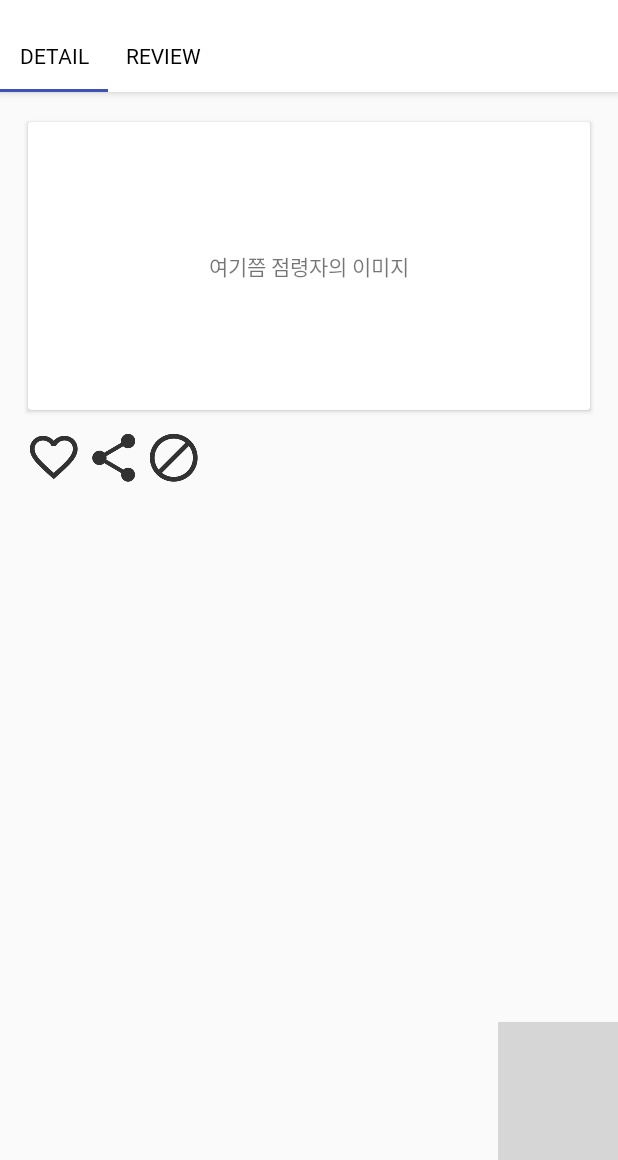
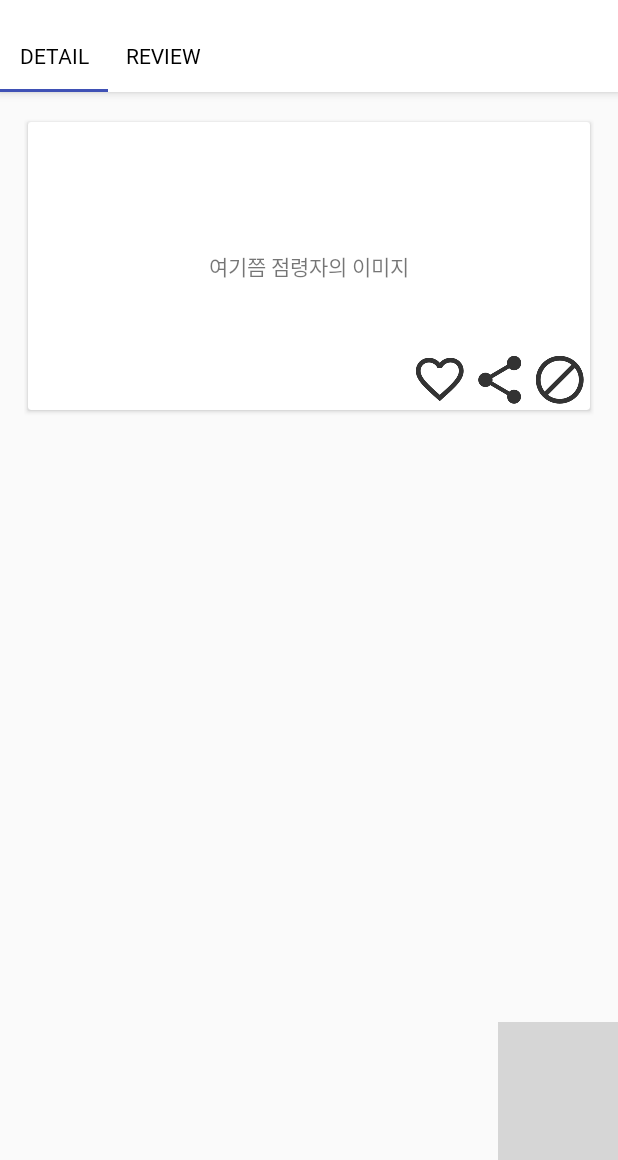
Before and after one commit to duswnd25/hearseoul, an Android app: the Main screen opened directly, with no data from a screen before it, on a phone screen of 412 x 824 dp, the part 76-1236 px from its top. Run offline under Robolectric (Android 15) with nearby library versions, the phone set to English and light mode, and no system bars; 1 statement that could not run was skipped; grey boxes are pictures that could not be loaded.

Commit message:
레이아웃 변경 및 설명 추가

```diff
--- a/app/src/main/res/layout/fragment_detail_view.xml
+++ b/app/src/main/res/layout/fragment_detail_view.xml
@@ -39,11 +39,11 @@
                     android:id="@+id/detail_image"
                     android:layout_width="match_parent"
                     android:layout_height="match_parent" />
-            </android.support.v7.widget.CardView>
 
                 <LinearLayout
-                android:layout_width="match_parent"
+                    android:layout_width="wrap_content"
                     android:layout_height="40dp"
+                    android:layout_gravity="bottom|end"
                     android:layout_marginTop="@dimen/padding_half"
                     android:orientation="horizontal">
 
@@ -51,6 +51,9 @@
                         android:id="@+id/detail_like"
                         android:layout_width="@dimen/detail_icon_size"
                         android:layout_height="@dimen/detail_icon_size"
+                        android:clickable="true"
+                        android:contentDescription="@string/like_button_description"
+                        android:focusable="true"
                         android:padding="@dimen/padding_quarter"
                         android:scaleType="fitXY"
                         android:src="@drawable/ic_like" />
@@ -59,6 +62,9 @@
                         android:id="@+id/detail_share"
                         android:layout_width="@dimen/detail_icon_size"
                         android:layout_height="@dimen/detail_icon_size"
+                        android:clickable="true"
+                        android:contentDescription="@string/share_button_description"
+                        android:focusable="true"
                         android:padding="@dimen/padding_quarter"
                         android:scaleType="fitXY"
                         android:src="@drawable/ic_share" />
@@ -67,10 +73,15 @@
                         android:id="@+id/detail_declaration"
                         android:layout_width="@dimen/detail_icon_size"
                         android:layout_height="@dimen/detail_icon_size"
+                        android:clickable="true"
+                        android:contentDescription="@string/declaration_button_description"
+                        android:focusable="true"
+
                         android:padding="@dimen/padding_quarter"
                         android:scaleType="fitXY"
                         android:src="@drawable/ic_declaration" />
                 </LinearLayout>
+            </android.support.v7.widget.CardView>
         </LinearLayout>
     </ScrollView>
 
--- a/app/src/main/res/values/strings_description.xml
+++ b/app/src/main/res/values/strings_description.xml
@@ -11,4 +11,7 @@
     <string name="hint_for_location">장소명</string>
     <string name="hint_for_location_description">세부내용</string>
     <string name="hint_for_time_full">종일</string>
+    <string name="like_button_description">추천</string>
+    <string name="share_button_description">공유</string>
+    <string name="declaration_button_description">신고</string>
 </resources>
```
Lines whose indentation alone changed are shown as unchanged.
